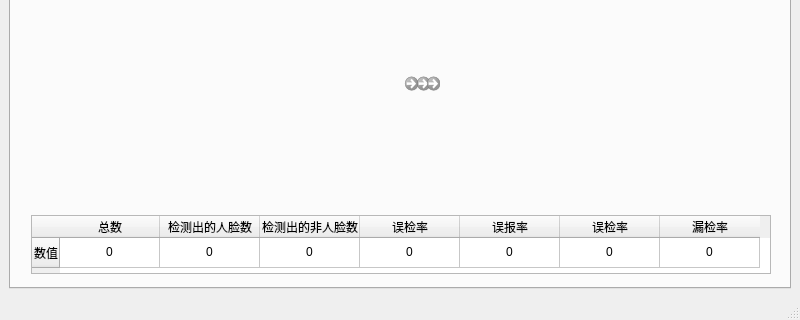
The window that UI/FaceDetactUI.ui (guanking/FaceDetect) describes before a commit, drawn with Qt 5; both pictures show x 0 to 800 and y 280 to 600 of the 800 by 600 pixel window.
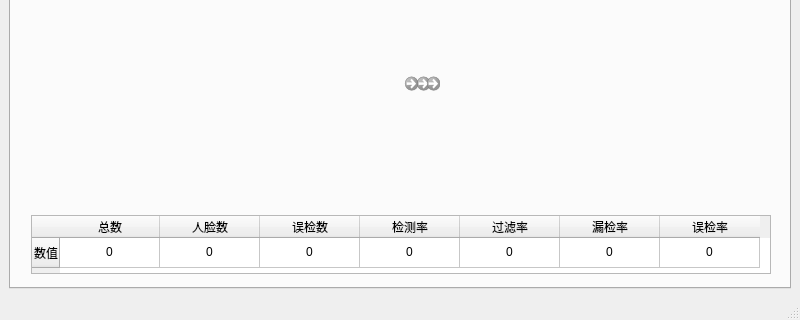
The same window after the commit. Icons and pictures are not drawn.

Commit message: 修改compare界面检测结果的字段名称

The edit to the form file:
```diff
--- a/UI/FaceDetactUI.ui
+++ b/UI/FaceDetactUI.ui
@@ -1649,27 +1649,22 @@
         </column>
         <column>
          <property name="text">
-          <string>检测出的人脸数</string>
+          <string>人脸数</string>
          </property>
         </column>
         <column>
          <property name="text">
-          <string>检测出的非人脸数</string>
+          <string>误检数</string>
          </property>
         </column>
         <column>
          <property name="text">
-          <string>误检率</string>
+          <string>检测率</string>
          </property>
         </column>
         <column>
          <property name="text">
-          <string>误报率</string>
-         </property>
-        </column>
-        <column>
-         <property name="text">
-          <string>误检率</string>
+          <string>过滤率</string>
          </property>
         </column>
         <column>
@@ -1677,6 +1672,11 @@
           <string>漏检率</string>
          </property>
         </column>
+        <column>
+         <property name="text">
+          <string>误检率</string>
+         </property>
+        </column>
         <item row="0" column="0">
          <property name="text">
           <string>0</string>
```
